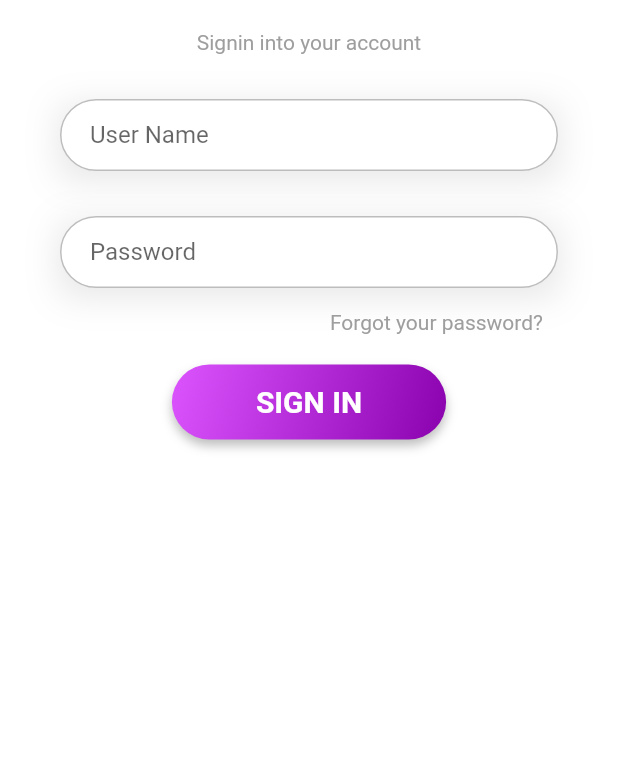
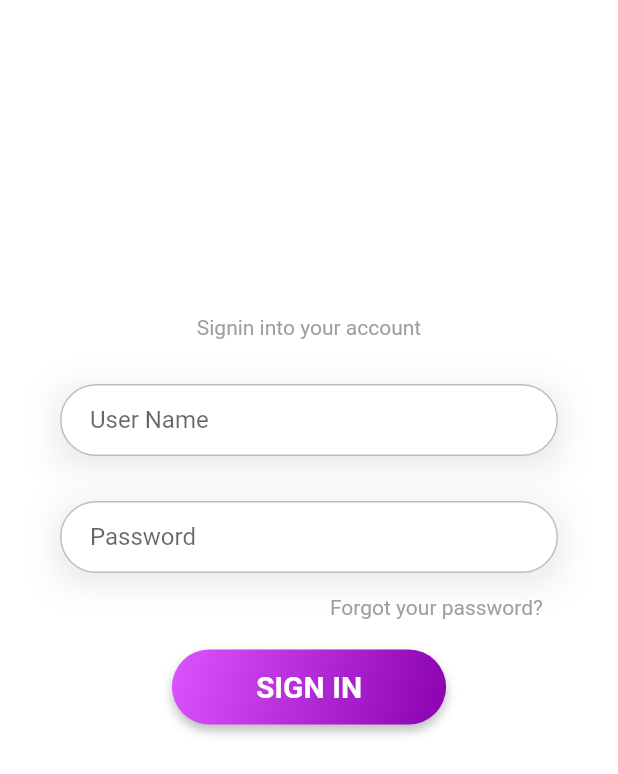
Before and after one commit to pranav-kale-01/forestapp, a Flutter app: the screen it shows after launch, on a phone screen of 412 x 824 dp. Shown: the top 774 px of the screen. Run offline on Flutter 3.47's test engine with Material 2 defaults, Android fonts, the phone set to English and light mode, and no system bars; our stand-ins replace hexcolor.

Commit message:
login screen added

```diff
--- a/lib/screens/loginScreen.dart
+++ b/lib/screens/loginScreen.dart
@@ -27,15 +27,15 @@ class _LoginScreenState extends State<LoginScreen>{
     return Scaffold(
       backgroundColor: Colors.white,
       body: SingleChildScrollView(
+        child: Center(
           child: Column(
+
             children: [
-            // Container(
-            //   height: _headerHeight,
-            //   child: HeaderWidget(_headerHeight, true, Icons.login_rounded), //let's create a common header widget
-            // ),
+
               SafeArea(
+
                 child: Container(
-                  padding: const EdgeInsets.fromLTRB(20, 10, 20, 10),
+                    padding: const EdgeInsets.fromLTRB(20, 200, 20, 10),
                     margin: EdgeInsets.fromLTRB(20, 10, 20, 10),// This will be the login form
                     child: Column(
                       children: [
@@ -103,6 +103,7 @@ class _LoginScreenState extends State<LoginScreen>{
             ],
           ),
         ),
+      ),
     );
 
   }
```
Lines whose indentation alone changed are shown as unchanged.
